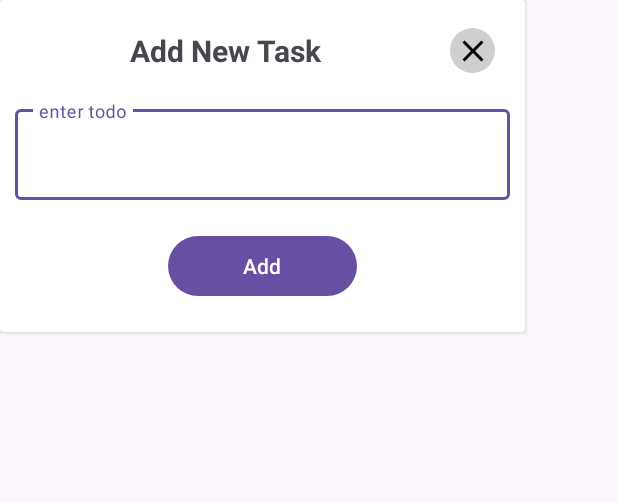
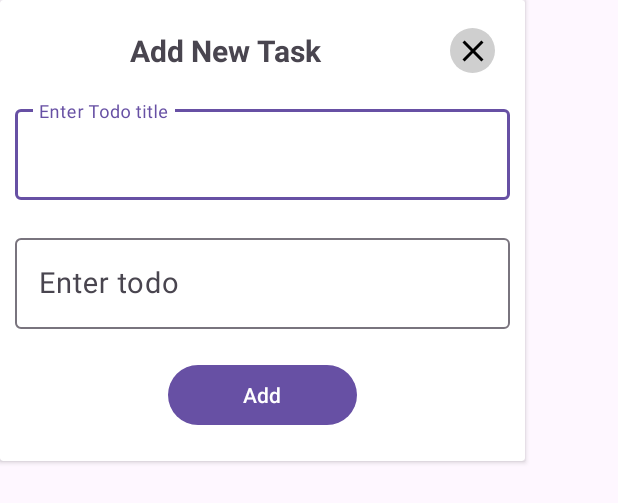
Before and after one commit to Darkstar69/Todo_List, an Android app: the layout popup_add_todo.xml on its own in the app's theme, with its tools: preview values and no code run, on a phone screen of 412 x 824 dp. Shown: the top 503 px of the screen. Run offline under Robolectric (Android 15) with nearby library versions, the phone set to English and light mode, and no system bars.

Commit message:
updated title and description in todoes

```diff
--- a/app/src/main/java/com/example/mynote/DatabaseHelper.java
+++ b/app/src/main/java/com/example/mynote/DatabaseHelper.java
@@ -17,7 +17,7 @@ public class DatabaseHelper extends SQLiteOpenHelper {
     @Override
     public void onCreate(SQLiteDatabase db) {
         try {
-            db.execSQL("CREATE TABLE ToDoList (id INTEGER PRIMARY KEY AUTOINCREMENT, todo TEXT, completed BOOLEAN DEFAULT false)");
+            db.execSQL("CREATE TABLE ToDoList (id INTEGER PRIMARY KEY AUTOINCREMENT,title TEXT, todo TEXT, completed BOOLEAN DEFAULT false)");
         } catch (SQLException e) {
             Log.e("DatabaseHelper", "Error creating database: " + e.getMessage());
         }
--- a/app/src/main/res/layout/popup_add_todo.xml
+++ b/app/src/main/res/layout/popup_add_todo.xml
@@ -45,6 +45,21 @@
             android:layout_marginVertical="10dp"
             >
             <EditText
+                android:id="@+id/enterTitle"
+                android:layout_width="match_parent"
+                android:layout_height="wrap_content"
+                android:hint="@string/enter_todo_title"
+                android:importantForAutofill="no"
+                android:inputType="text"
+                android:textSize="19sp"
+                />
+        </com.google.android.material.textfield.TextInputLayout>
+        <com.google.android.material.textfield.TextInputLayout
+            android:layout_width="match_parent"
+            android:layout_height="wrap_content"
+            android:layout_marginVertical="10dp"
+            >
+            <EditText
                 android:id="@+id/enterTodo"
                 android:layout_width="match_parent"
                 android:layout_height="wrap_content"
@@ -52,6 +67,7 @@
                 android:importantForAutofill="no"
                 android:inputType="text"
                 android:textSize="19sp"
+                android:minLines="3"
                 />
         </com.google.android.material.textfield.TextInputLayout>
         <Button
--- a/app/src/main/res/values/strings.xml
+++ b/app/src/main/res/values/strings.xml
@@ -1,8 +1,10 @@
 <resources>
     <string name="app_name">My Todo</string>
     <string name="add_new_task">Add New Task</string>
-    <string name="enter_todo">enter todo</string>
+    <string name="enter_todo">Enter todo</string>
     <string name="add">Add</string>
     <string name="your_todo_here">your todo here</string>
     <string name="to_do_list">To Do List</string>
+    <string name="enter_todo_title">Enter Todo title</string>
+    <string name="todotext">todoText</string>
 </resources>
```
Also changed, not shown: app/src/main/java/com/example/mynote/MainActivity.java (+32 -23 lines), app/src/main/java/com/example/mynote/TodoData.java (+11 -2 lines), app/src/main/res/layout/each_todo.xml (+27 -10 lines).
